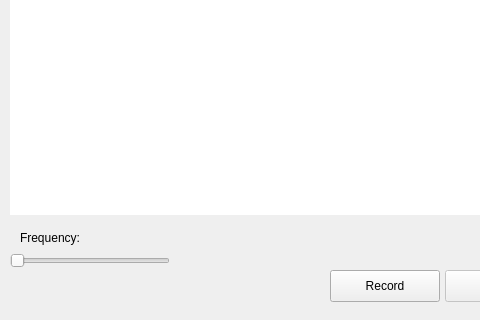
yurymarozau/voicechanger, file voicechanger_view.ui: the form before one commit; both pictures show x 0 to 480 and y 380 to 700 of the 1000 by 700 pixel window.
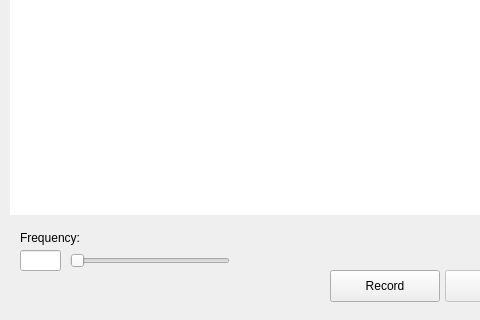
The form after the commit.

Commit message: feat: add frequency change

Patch:
```diff
--- a/voicechanger_view.ui
+++ b/voicechanger_view.ui
@@ -94,11 +94,11 @@
   </widget>
   <widget class="QSlider" name="hs_frequency">
    <property name="enabled">
-    <bool>false</bool>
+    <bool>true</bool>
    </property>
    <property name="geometry">
     <rect>
-     <x>10</x>
+     <x>70</x>
      <y>630</y>
      <width>160</width>
      <height>22</height>
@@ -159,6 +159,32 @@
     <string>Stop</string>
    </property>
   </widget>
+  <widget class="QLabel" name="lb_record_time">
+   <property name="geometry">
+    <rect>
+     <x>920</x>
+     <y>15</y>
+     <width>71</width>
+     <height>16</height>
+    </rect>
+   </property>
+   <property name="text">
+    <string/>
+   </property>
+  </widget>
+  <widget class="QLineEdit" name="le_frequency">
+   <property name="geometry">
+    <rect>
+     <x>20</x>
+     <y>630</y>
+     <width>41</width>
+     <height>21</height>
+    </rect>
+   </property>
+   <property name="readOnly">
+    <bool>true</bool>
+   </property>
+  </widget>
  </widget>
  <resources/>
  <connections/>
```
The commit also changes 3 other files.
